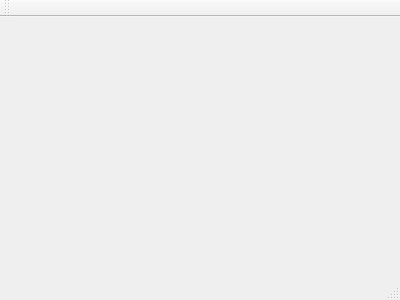
The window that mainwindow.ui (geronimo-lisboa/qt-spotify-autentication-test) describes before a commit, drawn with Qt 5.
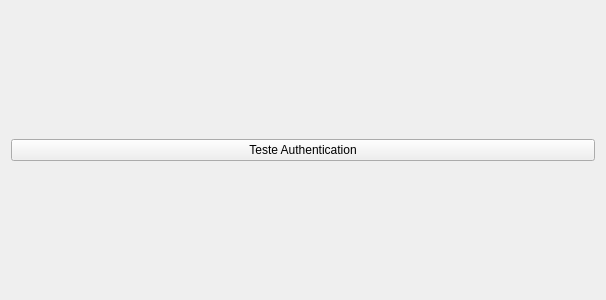
The same window after the commit.

The edit to the form file:
```diff
--- a/mainwindow.ui
+++ b/mainwindow.ui
@@ -1,24 +1,30 @@
 <ui version="4.0">
  <class>MainWindow</class>
- <widget class="QMainWindow" name="MainWindow" >
-  <property name="geometry" >
+ <widget class="QMainWindow" name="MainWindow">
+  <property name="geometry">
    <rect>
     <x>0</x>
     <y>0</y>
-    <width>400</width>
+    <width>606</width>
     <height>300</height>
    </rect>
   </property>
   <property name="windowTitle" >
    <string>MainWindow</string>
   </property>
-  <widget class="QMenuBar" name="menuBar" />
-  <widget class="QToolBar" name="mainToolBar" />
-  <widget class="QWidget" name="centralWidget" />
-  <widget class="QStatusBar" name="statusBar" />
+  <widget class="QWidget" name="centralWidget">
+   <layout class="QGridLayout" name="gridLayout">
+    <item row="0" column="0">
+     <widget class="QPushButton" name="btnTestAuthentication">
+      <property name="text">
+       <string>Teste Authentication</string>
+      </property>
+     </widget>
+    </item>
+   </layout>
+  </widget>
  </widget>
- <layoutDefault spacing="6" margin="11" />
- <pixmapfunction></pixmapfunction>
+ <layoutdefault spacing="6" margin="11"/>
  <resources/>
  <connections/>
 </ui>
```
Left out of the diff: 3 changed lines with no effect on the pictures.
